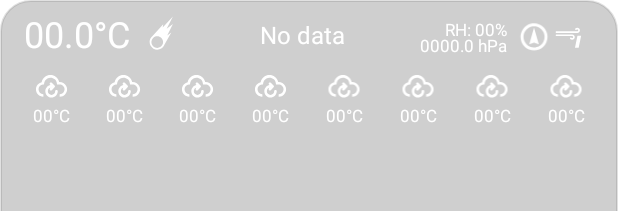
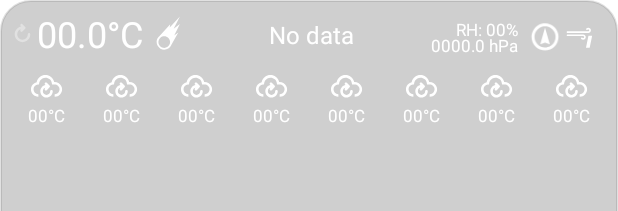
Before and after one commit to palevominimale/SEALSWeather, an Android app: the layout weather_widget.xml on its own in the app's theme, with its tools: preview values and no code run, on a phone screen of 412 x 824 dp. Shown: the top 211 px of the screen. Run offline under Robolectric (Android 15) with nearby library versions, the phone set to English and light mode, and no system bars; network calls fail.

Commit message:
Added refresh icon and a little update of widget layout

```diff
--- a/app/src/main/java/my/weather/ui/main/WeatherWidget.kt
+++ b/app/src/main/java/my/weather/ui/main/WeatherWidget.kt
@@ -73,6 +73,7 @@ class WeatherWidget : AppWidgetProvider() {
         intent.putExtra(AppWidgetManager.EXTRA_APPWIDGET_IDS, ids)
         val pi = PendingIntent.getBroadcast(context, appWidgetId, intent, PendingIntent.FLAG_IMMUTABLE)
         views.setOnClickPendingIntent(R.id.tempWidget, pi)
+        views.setOnClickPendingIntent(R.id.widgetRefresh, pi)
 
         (fR.getById(now) ?: empty).run {
             val bmpOriginal: Bitmap = BitmapFactory.decodeResource(context.applicationContext.resources, R.drawable.winddir)
@@ -82,10 +83,11 @@ class WeatherWidget : AppWidgetProvider() {
             tempCanvas.drawBitmap(bmpOriginal, 0F, 0F, null)
             views.setTextViewText(R.id.humidityWidget, "RH: ${(humidity ?: 0.0F).toInt()}%")
             views.setTextViewText(R.id.pressureWidget, "$pressure hPa")
-            views.setTextViewText(R.id.tempWidget, "$temp°C")
+            views.setTextViewText(R.id.tempWidget, "${temp?.toInt()}°C")
             views.setTextViewText(R.id.widgetWeatherType, "$weatherDescription")
             views.setImageViewResource(R.id.widgetWeatherIcon, weatherIcon ?: defaultIcon)
             views.setImageViewResource(R.id.widgetWindSpd, windIcon ?: defaultIcon)
+            views.setImageViewResource(R.id.widgetRefresh, R.drawable.wi_refresh)
 
             views.setImageViewBitmap(R.id.widgetWindDir, bmpResult)
         }
--- a/app/src/main/res/drawable/wi_refresh.xml
+++ b/app/src/main/res/drawable/wi_refresh.xml
@@ -7,6 +7,6 @@ tools:ignore="VectorPath"
     android:viewportWidth="30"
     android:viewportHeight="30">
   <path
-      android:fillColor="#FFFFFFFF"
+      android:fillColor="#60FFFFFF"
       android:pathData="M9.77,15.53c0,0.94 0.24,1.82 0.71,2.62c0.47,0.8 1.11,1.44 1.91,1.9c0.8,0.47 1.67,0.7 2.61,0.7c0.96,0 1.83,-0.23 2.63,-0.69c0.8,-0.46 1.43,-1.09 1.89,-1.89c0.46,-0.8 0.69,-1.68 0.69,-2.63c0,-0.24 -0.08,-0.44 -0.24,-0.61c-0.16,-0.17 -0.35,-0.25 -0.59,-0.25c-0.23,0 -0.43,0.08 -0.6,0.25c-0.17,0.17 -0.25,0.37 -0.25,0.61c0,0.98 -0.35,1.82 -1.04,2.51c-0.69,0.69 -1.53,1.04 -2.51,1.04c-0.97,0 -1.79,-0.35 -2.47,-1.04c-0.68,-0.69 -1.02,-1.53 -1.02,-2.51c0,-0.85 0.26,-1.62 0.79,-2.31s1.14,-1.06 1.84,-1.1l-0.38,0.37c-0.16,0.18 -0.24,0.37 -0.24,0.58c0,0.22 0.08,0.42 0.24,0.6c0.36,0.35 0.77,0.35 1.21,0l1.84,-1.82c0.16,-0.12 0.24,-0.33 0.24,-0.62c0,-0.26 -0.08,-0.45 -0.24,-0.57L14.97,8.8c-0.18,-0.16 -0.37,-0.24 -0.57,-0.24c-0.25,0 -0.46,0.08 -0.63,0.25c-0.17,0.17 -0.25,0.37 -0.25,0.6c0,0.24 0.08,0.45 0.24,0.61l0.38,0.36c-1.25,0.22 -2.29,0.82 -3.12,1.8S9.77,14.27 9.77,15.53z"/>
 </vector>
--- a/app/src/main/res/layout/weather_widget.xml
+++ b/app/src/main/res/layout/weather_widget.xml
@@ -11,10 +11,10 @@
         android:id="@+id/tempWidget"
         android:layout_width="wrap_content"
         android:layout_height="wrap_content"
-        android:layout_alignParentStart="true"
         android:layout_alignParentTop="true"
-        android:layout_marginStart="16dp"
+        android:layout_marginStart="-5dp"
         android:layout_marginTop="6dp"
+        android:layout_toEndOf="@+id/widgetRefresh"
         android:clickable="true"
         android:text="@string/temp"
         android:textColor="@color/white"
@@ -55,7 +55,7 @@
         android:layout_width="30dp"
         android:layout_height="30dp"
         android:layout_alignBottom="@+id/tempWidget"
-        android:layout_marginStart="6dp"
+        android:layout_marginStart="2dp"
         android:layout_marginBottom="0dp"
         android:layout_toEndOf="@+id/tempWidget"
         android:clickable="true"
@@ -69,7 +69,7 @@
         android:layout_alignTop="@+id/widgetWeatherIcon"
         android:layout_alignParentEnd="true"
         android:layout_marginTop="1dp"
-        android:layout_marginEnd="17dp"
+        android:layout_marginEnd="10dp"
         android:contentDescription="Wind speed"
         app:srcCompat="@drawable/wi_wind_beaufort_1"
         tools:ignore="HardcodedText,ImageContrastCheck"
@@ -110,9 +110,9 @@
         android:layout_below="@+id/tempWidget"
         android:layout_alignParentStart="true"
         android:layout_alignParentEnd="true"
-        android:layout_marginStart="10dp"
+        android:layout_marginStart="6dp"
         android:layout_marginTop="4dp"
-        android:layout_marginEnd="10dp"
+        android:layout_marginEnd="6dp"
         android:orientation="horizontal">
 
         <ImageView
@@ -120,64 +120,64 @@
             android:layout_width="wrap_content"
             android:layout_height="wrap_content"
             android:layout_weight="1"
-            app:srcCompat="@drawable/wi_cloud_refresh"
-            android:contentDescription="@string/weather_state" />
+            android:contentDescription="@string/weather_state"
+            app:srcCompat="@drawable/wi_cloud_refresh" />
 
         <ImageView
             android:id="@+id/wlIcon1"
             android:layout_width="wrap_content"
             android:layout_height="wrap_content"
             android:layout_weight="1"
-            app:srcCompat="@drawable/wi_cloud_refresh"
-            android:contentDescription="@string/weather_state" />
+            android:contentDescription="@string/weather_state"
+            app:srcCompat="@drawable/wi_cloud_refresh" />
 
         <ImageView
             android:id="@+id/wlIcon2"
             android:layout_width="wrap_content"
             android:layout_height="wrap_content"
             android:layout_weight="1"
-            app:srcCompat="@drawable/wi_cloud_refresh"
-            android:contentDescription="@string/weather_state" />
+            android:contentDescription="@string/weather_state"
+            app:srcCompat="@drawable/wi_cloud_refresh" />
 
         <ImageView
             android:id="@+id/wlIcon3"
             android:layout_width="wrap_content"
             android:layout_height="wrap_content"
             android:layout_weight="1"
-            app:srcCompat="@drawable/wi_cloud_refresh"
-            android:contentDescription="@string/weather_state" />
+            android:contentDescription="@string/weather_state"
+            app:srcCompat="@drawable/wi_cloud_refresh" />
 
         <ImageView
             android:id="@+id/wlIcon4"
             android:layout_width="wrap_content"
             android:layout_height="wrap_content"
             android:layout_weight="1"
-            app:srcCompat="@drawable/wi_cloud_refresh"
-            android:contentDescription="@string/weather_state" />
+            android:contentDescription="@string/weather_state"
+            app:srcCompat="@drawable/wi_cloud_refresh" />
 
         <ImageView
             android:id="@+id/wlIcon5"
             android:layout_width="wrap_content"
             android:layout_height="wrap_content"
             android:layout_weight="1"
-            app:srcCompat="@drawable/wi_cloud_refresh"
-            android:contentDescription="@string/weather_state" />
+            android:contentDescription="@string/weather_state"
+            app:srcCompat="@drawable/wi_cloud_refresh" />
 
         <ImageView
             android:id="@+id/wlIcon6"
             android:layout_width="wrap_content"
             android:layout_height="wrap_content"
             android:layout_weight="1"
-            app:srcCompat="@drawable/wi_cloud_refresh"
-            android:contentDescription="@string/weather_state" />
+            android:contentDescription="@string/weather_state"
+            app:srcCompat="@drawable/wi_cloud_refresh" />
 
         <ImageView
             android:id="@+id/wlIcon7"
             android:layout_width="wrap_content"
             android:layout_height="wrap_content"
             android:layout_weight="1"
-            app:srcCompat="@drawable/wi_cloud_refresh"
-            android:contentDescription="@string/weather_state" />
+            android:contentDescription="@string/weather_state"
+            app:srcCompat="@drawable/wi_cloud_refresh" />
     </LinearLayout>
 
     <LinearLayout
@@ -187,9 +187,9 @@
         android:layout_below="@+id/list"
         android:layout_alignParentStart="true"
         android:layout_alignParentEnd="true"
-        android:layout_marginStart="10dp"
+        android:layout_marginStart="6dp"
         android:layout_marginTop="-3dp"
-        android:layout_marginEnd="10dp"
+        android:layout_marginEnd="6dp"
         android:orientation="horizontal">
 
         <TextView
@@ -273,4 +273,14 @@
             android:textSize="11sp" />
     </LinearLayout>
 
+    <ImageView
+        android:id="@+id/widgetRefresh"
+        android:layout_width="wrap_content"
+        android:layout_height="wrap_content"
+        android:layout_alignParentTop="true"
+        android:layout_marginTop="7dp"
+        android:contentDescription="refresh"
+        app:srcCompat="@drawable/wi_refresh"
+        tools:ignore="HardcodedText" />
+
 </RelativeLayout>
```
